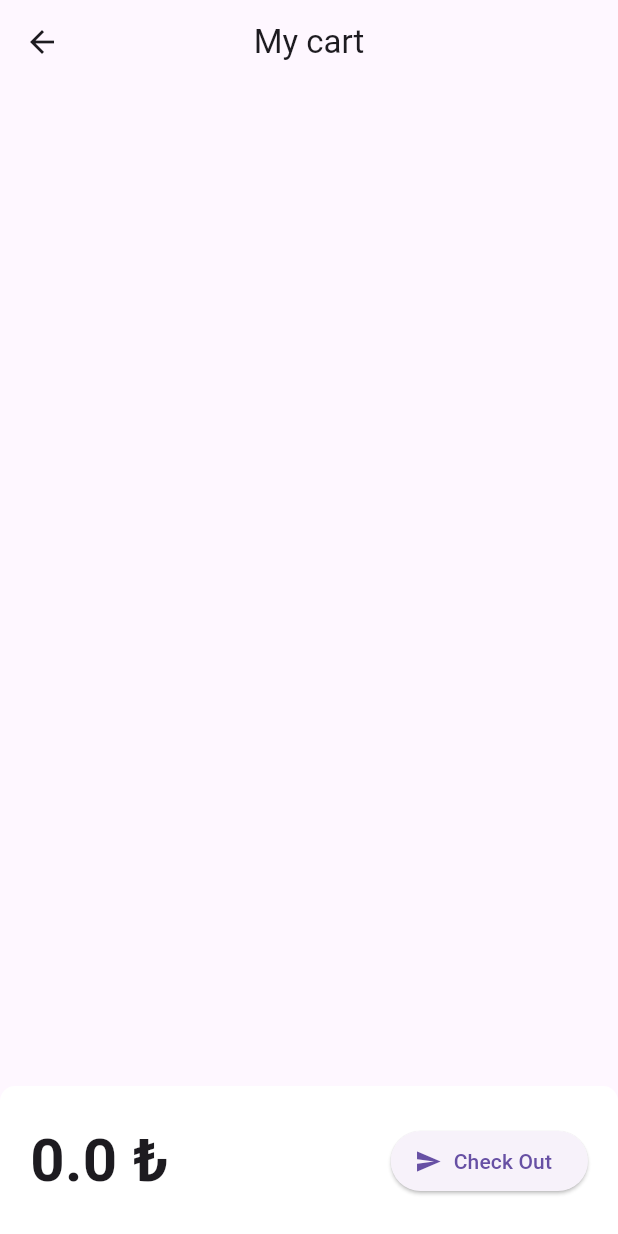
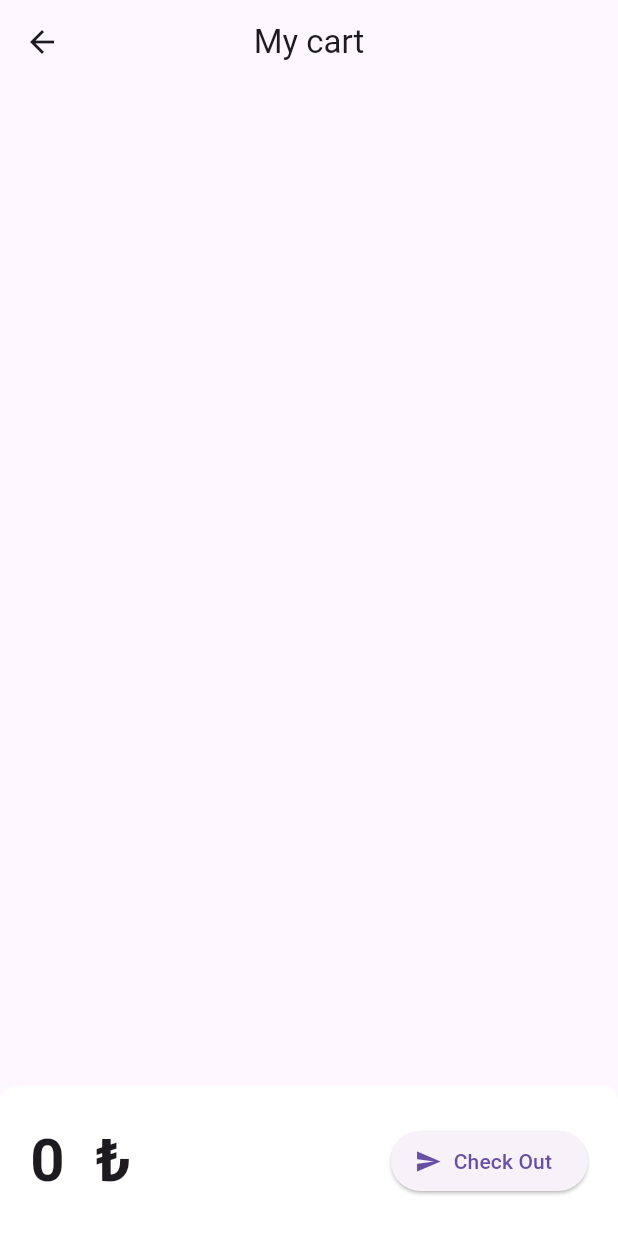
Before and after one commit to aliyayman/e-CommerseShop, a Flutter app: the CartDetails screen opened directly, on a phone screen of 412 x 824 dp. Run offline on Flutter 3.47's test engine with Material 3 defaults, Android fonts, the phone set to English and light mode, and no system bars; our stand-ins replace flutter_slidable.

```diff
--- a/lib/product/pages/cartDetails.dart
+++ b/lib/product/pages/cartDetails.dart
@@ -130,7 +130,7 @@ class _CartDetailsState extends State<CartDetails> {
                 mainAxisAlignment: MainAxisAlignment.spaceBetween,
                 children: [
                   Text(
-                    '${provider.getTotalPrice()} ₺',
+                    '${provider.getTotalPrice() > 0 ? provider.getTotalPrice() : 0}  ₺',
                     style: TextStyle(fontSize: 40, fontWeight: FontWeight.bold),
                   ),
                   ElevatedButton.icon(
--- a/lib/product/providers/cart_provider.dart
+++ b/lib/product/providers/cart_provider.dart
@@ -29,7 +29,8 @@ class CartProvider extends ChangeNotifier {
 
   incrementQuantity(int index) => _cart[index].quantity++;
 
-  decrementQuantity(int index) => _cart[index].quantity--;
+  decrementQuantity(int index) =>
+      _cart[index].quantity > 0 ? _cart[index].quantity-- : 0;
 
   getTotalPrice() {
     double total = 0.0;
```
